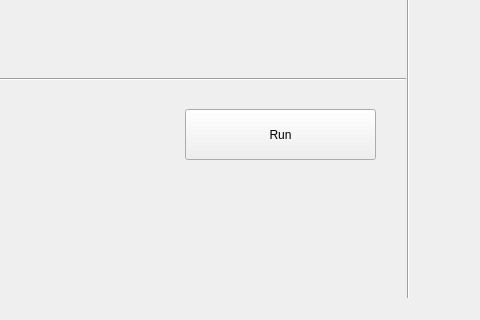
ldsc/ProjetoEngenharia-STC-3D-SimuladorDeTransferenciaDeCalor-3D, file SimuladorTemperatura/mainwindow.ui: the form before one commit; both pictures show x 285 to 765 and y 280 to 600 of the 1553 by 600 pixel window.
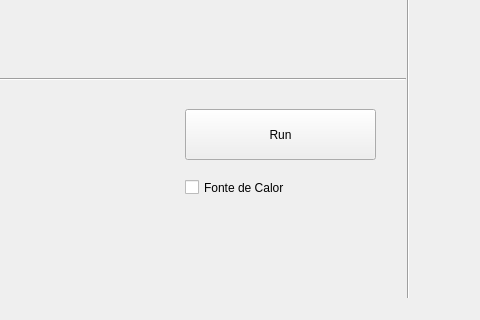
The form after the commit. Icons and pictures are not drawn. Custom widgets are drawn as their Qt base class.

Commit message: Arrumei visuais e adicionei salvar/abrir/novo no topo da janela

Patch:
```diff
--- a/SimuladorTemperatura/mainwindow.ui
+++ b/SimuladorTemperatura/mainwindow.ui
@@ -243,6 +243,19 @@
      </rect>
     </property>
    </widget>
+   <widget class="QCheckBox" name="checkBox_source">
+    <property name="geometry">
+     <rect>
+      <x>470</x>
+      <y>440</y>
+      <width>111</width>
+      <height>17</height>
+     </rect>
+    </property>
+    <property name="text">
+     <string>Fonte de Calor</string>
+    </property>
+   </widget>
   </widget>
   <widget class="QMenuBar" name="menubar">
    <property name="geometry">
```
Left out of the diff: 6 changed lines with no effect on the pictures. The commit also changes 3 other files.
